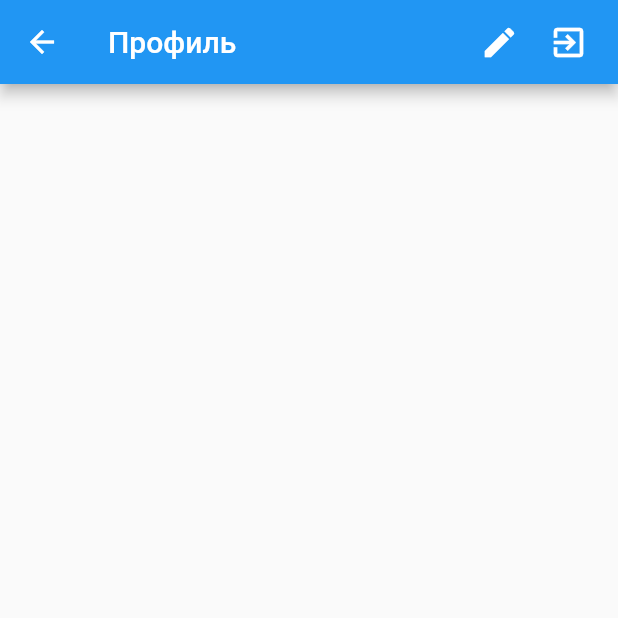
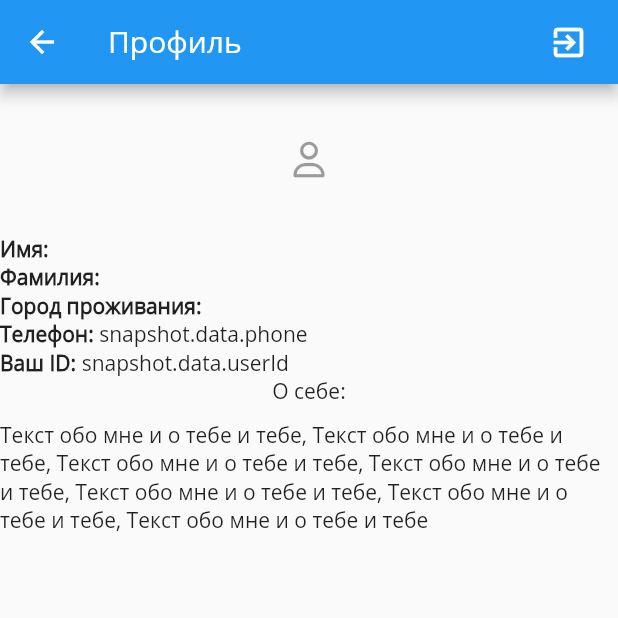
Before and after one commit to Arston24/hackathon-good-company, a Flutter app: the ProfileMainScreen screen opened directly, on a phone screen of 412 x 824 dp, the top half of it. Run offline on Flutter 3.47's test engine with Material 2 defaults, Android fonts, the phone set to English and light mode, and no system bars; our stand-ins replace cloud_firestore, firebase_auth, firebase_core, flutter_icons; missing offline and left inert: cloud_firestore_web, firebase_analytics_web, firebase_auth_web, firebase_core_web, shared_preferences_web; accounts and stored records are empty; project files that could hold a hidden picture were left out.

Commit message:
user profile v1

```diff
--- a/lib/data/model/user.dart
+++ b/lib/data/model/user.dart
@@ -19,9 +19,9 @@ class UserModel {
         this.city});
 
   factory UserModel.fromJson(Map<dynamic, dynamic> json) =>
-      _UserModelFromJson(json);
+      UserModelFromJson(json);
 
-  Map<String, dynamic> toJson() => _UserModelToJson(this);
+  Map<String, dynamic> toJson() => UserModelToJson(this);
 
   @override
   bool operator ==(Object other) {
@@ -30,7 +30,7 @@ class UserModel {
   }
 }
 
-UserModel _UserModelFromJson(Map<dynamic, dynamic> json) {
+UserModel UserModelFromJson(Map<dynamic, dynamic> json) {
   return UserModel(
     userId: json['userId'] as String,
     firstName: json['firstName'] as String,
@@ -39,7 +39,7 @@ UserModel _UserModelFromJson(Map<dynamic, dynamic> json) {
   );
 }
 
-Map<String, dynamic> _UserModelToJson(UserModel instance) => <String, dynamic>{
+Map<String, dynamic> UserModelToJson(UserModel instance) => <String, dynamic>{
   'userId': instance.userId,
   'firstName': instance.firstName,
   'second_name': instance.second_name,
--- a/lib/data/user_repository.dart
+++ b/lib/data/user_repository.dart
@@ -1,5 +1,3 @@
-
-
 
 import 'package:cloud_firestore/cloud_firestore.dart';
 import 'package:firebase_auth/firebase_auth.dart';
@@ -23,4 +21,11 @@ class UserRepository {
     user.phone = currentUser.phoneNumber;
     await db.collection('users').doc(user.userId).set(user.toJson());
   }
+
+  Future<UserModel> getCurrentUser() async {
+    final currentUser = await auth.currentUser;
+    var userId = currentUser.uid;
+    final doc = await db.collection('users').doc(userId).get();
+    return UserModel.fromJson(doc.data());
+  }
 }
--- /dev/null
+++ b/lib/generated_plugin_registrant.dart
@@ -0,0 +1,24 @@
+//
+// Generated file. Do not edit.
+//
+
+// ignore: unused_import
+import 'dart:ui';
+
+import 'package:cloud_firestore_web/cloud_firestore_web.dart';
+import 'package:firebase_analytics_web/firebase_analytics_web.dart';
+import 'package:firebase_auth_web/firebase_auth_web.dart';
+import 'package:firebase_core_web/firebase_core_web.dart';
+import 'package:shared_preferences_web/shared_preferences_web.dart';
+
+import 'package:flutter_web_plugins/flutter_web_plugins.dart';
+
+// ignore: public_member_api_docs
+void registerPlugins(PluginRegistry registry) {
+  FirebaseFirestoreWeb.registerWith(registry.registrarFor(FirebaseFirestoreWeb));
+  FirebaseAnalyticsWeb.registerWith(registry.registrarFor(FirebaseAnalyticsWeb));
+  FirebaseAuthWeb.registerWith(registry.registrarFor(FirebaseAuthWeb));
+  FirebaseCoreWeb.registerWith(registry.registrarFor(FirebaseCoreWeb));
+  SharedPreferencesPlugin.registerWith(registry.registrarFor(SharedPreferencesPlugin));
+  registry.registerMessageHandler();
+}
--- a/lib/main.dart
+++ b/lib/main.dart
@@ -13,6 +13,7 @@ class MyApp extends StatelessWidget {
   @override
   Widget build(BuildContext context) {
     return MaterialApp(
+      theme: ThemeData(fontFamily: 'OpenSans'),
       home: IntroScreen(),
     );
   }
--- /dev/null
+++ b/lib/ui/bloc/bloc.dart
@@ -0,0 +1,14 @@
+import 'package:flutter/material.dart';
+import 'package:hackathon_gc/data/model/user.dart';
+import 'package:hackathon_gc/data/user_repository.dart';
+
+class Bloc {
+
+  var repository = new UserRepository();
+
+  Future<UserModel> getCurrentUser() async {
+    UserModel user = await repository.getCurrentUser();
+    return user;
+  }
+
+}
--- a/lib/ui/profile/main_profile_screen.dart
+++ b/lib/ui/profile/main_profile_screen.dart
@@ -1,4 +1,8 @@
+import 'package:flutter/cupertino.dart';
 import 'package:flutter/material.dart';
+import 'package:flutter_icons/flutter_icons.dart';
+import 'package:hackathon_gc/data/model/user.dart';
+import 'package:hackathon_gc/ui/bloc/bloc.dart';
 import 'package:path/path.dart';
 
 class ProfileMainScreen extends StatefulWidget {
@@ -9,6 +13,8 @@ class ProfileMainScreen extends StatefulWidget {
 }
 
 class ProfileMainScreenState extends State<ProfileMainScreen> {
+
+  final bloc = Bloc();
 
   @override
   void didChangeDependencies() {
@@ -28,17 +34,18 @@ class ProfileMainScreenState extends State<ProfileMainScreen> {
         actions: <Widget>[
           Padding(
               padding: EdgeInsets.only(right: 20.0),
-              child: GestureDetector(
-                onTap: () {
-                  // Navigator.push(
-                  //     context,
-                  //     MaterialPageRoute(builder: (context) => EditProfileScreen()));
-                },
-                child: Icon(
-                  Icons.edit,
-                  size: 26.0,
-                ),
-              )),
+              // child: GestureDetector(
+              //   onTap: () {
+              //     Navigator.push(
+              //         context,
+              //         MaterialPageRoute(builder: (context) => EditProfileScreen()));
+              //   },
+              //   child: Icon(
+              //     Icons.edit,
+              //     size: 26.0,
+              //   ),
+              // )
+          ),
           Padding(
               padding: EdgeInsets.only(right: 20.0),
               child: GestureDetector(
@@ -52,10 +59,52 @@ class ProfileMainScreenState extends State<ProfileMainScreen> {
               )),
         ],
       ),
-      body: Container()
+      body: profile()
     );
   }
 
+  Widget profile() {
+    print("profile");
+    return FutureBuilder<UserModel>(
+      future: bloc.getCurrentUser(),
+      builder: (BuildContext context,
+      AsyncSnapshot<UserModel> snapshot) {
+        if (snapshot.hasData) {
+          print("(snapshot.hasData)");
+          return Column(
+            children: [
+              Container(
+                  width: 100,
+                  height: 100,
+                  child: IconButton(
+                    icon: Icon(FontAwesome.user_o),
+                  )
+              ),
+              Row(children: [Text("Имя: ", style: TextStyle(fontWeight: FontWeight.bold), ), Text("${snapshot.data.firstName}")],),
+              Row(children: [Text("Фамилия: ", style: TextStyle(fontWeight: FontWeight.bold)), Text("${snapshot.data.second_name}")],),
+              Row(children: [Text("Город проживания: ", style: TextStyle(fontWeight: FontWeight.bold)), Text("${snapshot.data.city}")],),
+              Row(children: [Text("Телефон: ", style: TextStyle(fontWeight: FontWeight.bold)), Text("snapshot.data.phone")],),
+              Row(children: [Text("Ваш ID: ", style: TextStyle(fontWeight: FontWeight.bold)), Text("snapshot.data.userId")],),
+              Column(
+                children: [
+                  Text("О себе:"),
+                  Padding(padding: EdgeInsets.all(5)),
+                  Text("Текст обо мне и о тебе и тебе,"
+                      " Текст обо мне и о тебе и тебе, Текст обо мне и о тебе и тебе, Текст обо мне и о тебе и тебе,"
+                      " Текст обо мне и о тебе и тебе, Текст обо мне и о тебе и тебе, Текст обо мне и о тебе и тебе")
+                ],
+              )
+            ],
+          );
+        } else {
+          print("(snapshot.hasNOData)");
+          return Center(child: CircularProgressIndicator());
+        };
+      },
+
+    );
+
+  }
   // Widget buildInfo(AsyncSnapshot<UserModel> snapshot, BuildContext context) {
   //   return Scaffold(
   //     body: SingleChildScrollView(
--- a/pubspec.yaml
+++ b/pubspec.yaml
@@ -38,6 +38,7 @@ dependencies:
   image_picker: ^0.6.7+4
   firebase_storage: ^4.0.1
   shared_preferences: ^0.5.8
+  flutter_icons: ^1.1.0
 
 dev_dependencies:
   flutter_test:
@@ -53,6 +54,11 @@ flutter:
   # included with your application, so that you can use the icons in
   # the material Icons class.
   uses-material-design: true
+
+  fonts:
+    - family: OpenSans
+      fonts:
+        - asset: assets/fonts/OpenSans-Regular.ttf
 
   # To add assets to your application, add an assets section, like this:
   # assets:
```
Also changed, not shown: assets/fonts/OpenSans-Regular.ttf (added).
